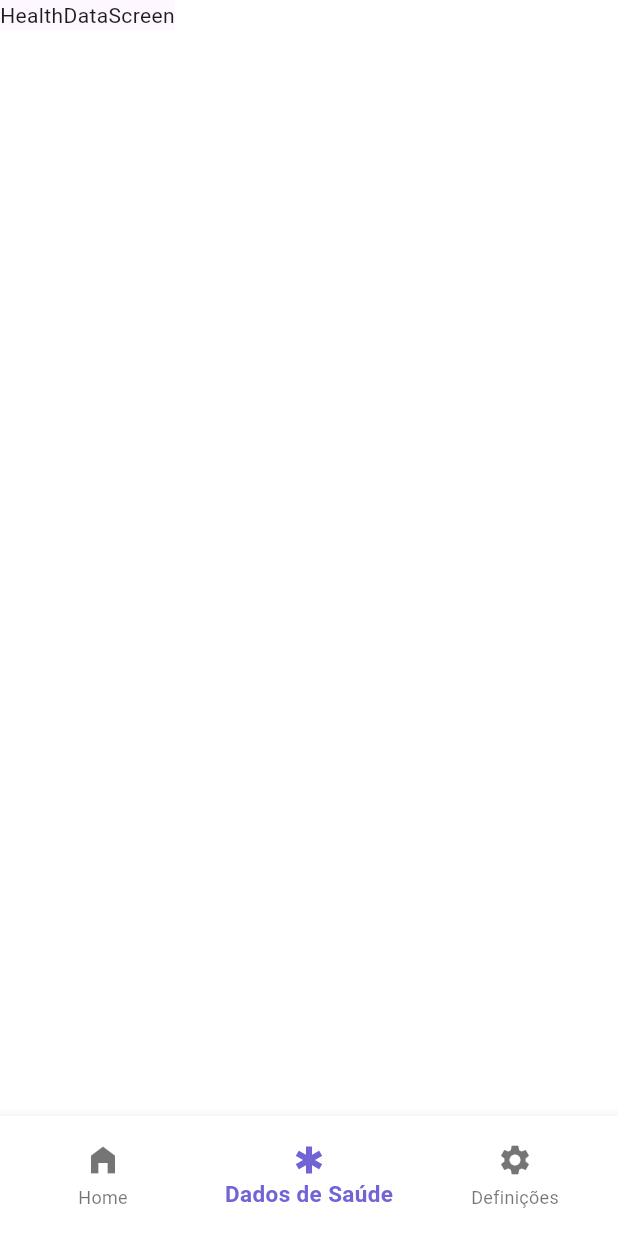
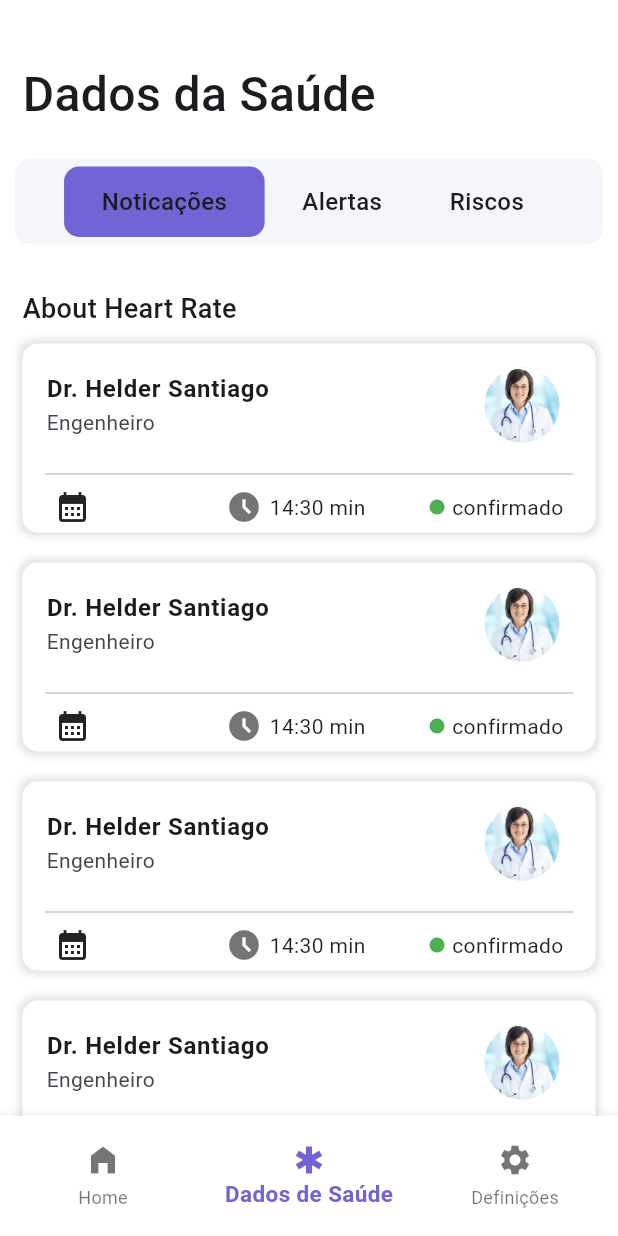
Before and after one commit to heldersantiago/pap-smart-bracelet-mobile, a Flutter app: the NavbarRoots screen opened directly, item 2 of the bottom bar chosen, on a phone screen of 412 x 824 dp. Run offline on Flutter 3.47's test engine with Material 3 defaults, Android fonts, the phone set to English and light mode, and no system bars.

Commit message:
feat: updating somw issues

```diff
--- a/lib/constants/navbar.dart
+++ b/lib/constants/navbar.dart
@@ -1,14 +1,13 @@
 import 'package:flutter/material.dart';
 import 'package:pap/views/screens/device_screen.dart';
 import 'package:pap/views/screens/home_screen.dart';
-import 'package:pap/views/screens/health_data_screen.dart';
+import 'package:pap/views/screens/notifications_screen.dart';
 import 'package:pap/views/screens/account_screen.dart';
 import 'package:pap/views/screens/notifications_screen.dart';
 
 List<Widget> _screens = [
   HomeScreen(),
-  const HealthDataScreen(),
-  const NotificationsScreen(),
+  const NotificationScreen(),
   const DeviceScreen(),
   const AccountScreen(),
 ];
--- a/lib/views/screens/auth/register_screen.dart
+++ b/lib/views/screens/auth/register_screen.dart
@@ -122,7 +122,8 @@ class _RegisterViewState extends State<RegisterScreen> {
                           fontWeight: FontWeight.bold,
                         )))
               ],
-            )
+            ),
+            const SizedBox(height: 40),
           ],
         ),
       ),
--- a/lib/views/screens/health_data_screen.dart
+++ /dev/null
@@ -1,10 +0,0 @@
-import 'package:flutter/material.dart';
-
-class HealthDataScreen extends StatelessWidget {
-  const HealthDataScreen({super.key});
-
-  @override
-  Widget build(BuildContext context) {
-    return const Material(child: Text("HealthDataScreen"));
-  }
-}
--- a/lib/views/screens/notifications_screen.dart
+++ b/lib/views/screens/notifications_screen.dart
@@ -1,12 +1,110 @@
 import 'package:flutter/material.dart';
+import 'package:pap/views/widgets/upcoming.dart';
 
-class NotificationsScreen extends StatelessWidget {
-  const NotificationsScreen({super.key});
+class NotificationScreen extends StatefulWidget {
+  const NotificationScreen({super.key});
 
   @override
-  Widget build(BuildContext context) {
-    return const Material(
-      child: Text("Notifications Screen"),
-    );
+  State<NotificationScreen> createState() => _NotificationScreenState();
+}
+
+class _NotificationScreenState extends State<NotificationScreen> {
+  int _buttonIndex = 0;
+
+  final _notificationWidgets = [
+    const Upcoming(),
+    const Center(child: Text("Sem alertas no momento")),
+    const Center(child: Text("Sem mensagem de risco no momento")),
+  ];
+  @override
+  Widget build(BuildContext contiext) {
+    return SingleChildScrollView(
+        child: Padding(
+      padding: const EdgeInsets.only(top: 40),
+      child: Column(
+        crossAxisAlignment: CrossAxisAlignment.start,
+        children: [
+          const Padding(
+            padding: EdgeInsets.symmetric(horizontal: 15),
+            child: Text(
+              "Dados da Saúde",
+              style: TextStyle(fontSize: 32, fontWeight: FontWeight.w500),
+            ),
+          ),
+          const SizedBox(height: 20),
+          Container(
+            padding: const EdgeInsets.all(5),
+            margin: const EdgeInsets.symmetric(horizontal: 10),
+            decoration: BoxDecoration(
+                color: const Color(0xfff4f6fa),
+                borderRadius: BorderRadius.circular(10)),
+            child: Row(
+              mainAxisAlignment: MainAxisAlignment.center,
+              children: [
+                InkWell(
+                  onTap: () {
+                    setState(() {
+                      _buttonIndex = 0;
+                    });
+                  },
+                  child: Container(
+                    padding: const EdgeInsets.symmetric(
+                        vertical: 12, horizontal: 25),
+                    decoration: BoxDecoration(
+                        borderRadius: BorderRadius.circular(10),
+                        color: _buttonIndex == 0
+                            ? const Color(0XFF7165D6)
+                            : Colors.transparent),
+                    child: const Text("Noticações",
+                        style: TextStyle(
+                            fontSize: 16, fontWeight: FontWeight.w500)),
+                  ),
+                ),
+                InkWell(
+                  onTap: () {
+                    setState(() {
+                      _buttonIndex = 1;
+                    });
+                  },
+                  child: Container(
+                    padding: const EdgeInsets.symmetric(
+                        vertical: 12, horizontal: 25),
+                    decoration: BoxDecoration(
+                        borderRadius: BorderRadius.circular(10),
+                        color: _buttonIndex == 1
+                            ? const Color(0XFF7165D6)
+                            : Colors.transparent),
+                    child: const Text("Alertas",
+                        style: TextStyle(
+                            fontSize: 16, fontWeight: FontWeight.w500)),
+                  ),
+                ),
+                InkWell(
+                  onTap: () {
+                    setState(() {
+                      _buttonIndex = 2;
+                    });
+                  },
+                  child: Container(
+                    padding: const EdgeInsets.symmetric(
+                        vertical: 12, horizontal: 20),
+                    decoration: BoxDecoration(
+                        borderRadius: BorderRadius.circular(10),
+                        color: _buttonIndex == 2
+                            ? const Color(0XFF7165D6)
+                            : Colors.transparent),
+                    child: const Text("Riscos",
+                        style: TextStyle(
+                            fontSize: 16, fontWeight: FontWeight.w500)),
+                  ),
+                ),
+              ],
+            ),
+          ),
+          const SizedBox(height: 30),
+          _notificationWidgets[_buttonIndex]
+        ],
+      ),
+    ));
   }
 }
--- a/lib/views/screens/welcome_view.dart
+++ b/lib/views/screens/welcome_view.dart
@@ -26,7 +26,7 @@ class WelcomeView extends StatelessWidget {
                             builder: (context) => const NavbarRoots()));
                   },
                   child: const Text(
-                    "SKIP",
+                    "IGNORAR",
                     style: TextStyle(color: Color(0xff7165d6), fontSize: 20),
                   )),
             ),
--- a/lib/views/widgets/navbar_roots.dart
+++ b/lib/views/widgets/navbar_roots.dart
@@ -1,6 +1,6 @@
 import 'package:flutter/material.dart';
 import 'package:pap/views/screens/home_screen.dart';
-import 'package:pap/views/screens/health_data_screen.dart';
+import 'package:pap/views/screens/notifications_screen.dart';
 import 'package:pap/views/screens/settings_screen.dart';
 
 class NavbarRoots extends StatefulWidget {
@@ -14,7 +14,7 @@ class _NavbarRootsState extends State<NavbarRoots> {
   int _selectedIndex = 0;
   final _screens = [
     HomeScreen(),
-    const HealthDataScreen(),
+    const NotificationScreen(),
     const SettingScreen(),
   ];
   @override
--- /dev/null
+++ b/lib/views/widgets/upcoming.dart
@@ -0,0 +1,99 @@
+import 'package:flutter/material.dart';
+
+class Upcoming extends StatelessWidget {
+  const Upcoming({super.key});
+
+  @override
+  Widget build(BuildContext context) {
+    return const Padding(
+      padding: EdgeInsets.symmetric(horizontal: 15),
+      child: Column(
+        crossAxisAlignment: CrossAxisAlignment.start,
+        children: [
+          Text(
+            "About Heart Rate",
+            style: TextStyle(fontSize: 18, fontWeight: FontWeight.w500),
+          ),
+          SizedBox(height: 10),
+          Notifications(),
+          SizedBox(height: 20),
+          Notifications(),
+          SizedBox(height: 20),
+          Notifications(),
+          SizedBox(height: 20),
+          Notifications(),
+          SizedBox(height: 20),
+        ],
+      ),
+    );
+  }
+}
+
+class Notifications extends StatelessWidget {
+  const Notifications({
+    super.key,
+  });
+
+  @override
+  Widget build(BuildContext context) {
+    return Container(
+      padding: const EdgeInsets.symmetric(vertical: 5),
+      decoration: BoxDecoration(
+          color: Colors.white,
+          borderRadius: BorderRadius.circular(10),
+          boxShadow: const [
+            BoxShadow(color: Colors.black12, blurRadius: 4, spreadRadius: 2)
+          ]),
+      child: SizedBox(
+        width: MediaQuery.of(context).size.width,
+        child: Column(
+          children: [
+            const ListTile(
+              title: Text(
+                "Dr. Helder Santiago",
+                style: TextStyle(fontWeight: FontWeight.bold),
+              ),
+              subtitle: Text("Engenheiro"),
+              trailing: CircleAvatar(
+                radius: 25,
+                backgroundImage: AssetImage("images/doctor1.jpg"),
+              ),
+            ),
+            const Padding(
+                padding: EdgeInsets.symmetric(horizontal: 15),
+                child: Divider(thickness: 1, height: 20)),
+            Row(
+              mainAxisAlignment: MainAxisAlignment.spaceAround,
+              children: [
+                const Icon(Icons.calendar_month),
+                const SizedBox(width: 5),
+                const Row(
+                  children: [
+                    Icon(Icons.access_time_filled, color: Colors.black54),
+                    SizedBox(width: 5),
+                    Text(
+                      "14:30 min",
+                      style: TextStyle(color: Colors.black87),
+                    )
+                  ],
+                ),
+                Row(
+                  children: [
+                    Container(
+                      padding: const EdgeInsets.all(5),
+                      decoration: const BoxDecoration(
+                          color: Colors.green, shape: BoxShape.circle),
+                    ),
+                    const SizedBox(width: 5),
+                    const Text("confirmado",
+                        style: TextStyle(color: Colors.black87))
+                  ],
+                )
+              ],
+            ),
+          ],
+        ),
+      ),
+    );
+  }
+}
```
Also changed, not shown: lib/routes.dart (added, +37 -0 lines), lib/views/screens/device_screen.dart (+22 -1 lines), lib/views/screens/health_detail_screen.dart (added, +17 -0 lines), lib/views/screens/home_screen.dart (+30 -13 lines), lib/views/screens/profile_screen.dart (+8 -5 lines), lib/views/screens/settings_screen.dart (+12 -1 lines), lib/views/widgets/list_tile_settings.dart (+4 -3 lines).
